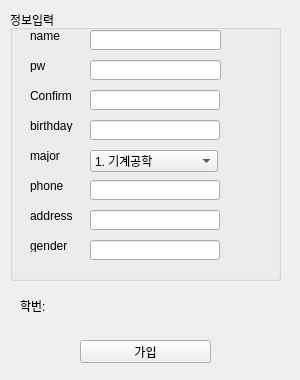
First picture: the form in project/signup.ui, repository Tarel-IoT-PK/Campus, before the edit.
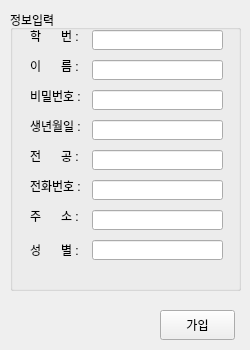
Second picture: the form after the edit.

```diff
--- a/project/signup.ui
+++ b/project/signup.ui
@@ -6,20 +6,20 @@
    <rect>
     <x>0</x>
     <y>0</y>
-    <width>300</width>
-    <height>380</height>
+    <width>250</width>
+    <height>350</height>
    </rect>
   </property>
-  <property name="sizePolicy">
-   <sizepolicy hsizetype="Fixed" vsizetype="Fixed">
-    <horstretch>0</horstretch>
-    <verstretch>0</verstretch>
-   </sizepolicy>
-  </property>
   <property name="minimumSize">
    <size>
-    <width>300</width>
-    <height>380</height>
+    <width>250</width>
+    <height>350</height>
+   </size>
+  </property>
+  <property name="maximumSize">
+   <size>
+    <width>250</width>
+    <height>350</height>
    </size>
   </property>
   <property name="windowTitle">
@@ -30,8 +30,8 @@
     <rect>
      <x>10</x>
      <y>10</y>
-     <width>271</width>
-     <height>271</height>
+     <width>231</width>
+     <height>281</height>
     </rect>
    </property>
    <property name="title">
@@ -41,13 +41,13 @@
     <property name="geometry">
      <rect>
       <x>20</x>
-      <y>230</y>
+      <y>234</y>
       <width>56</width>
       <height>12</height>
      </rect>
     </property>
     <property name="text">
-     <string>gender</string>
+     <string>성      별 :</string>
     </property>
    </widget>
    <widget class="QLabel" name="label_3">
@@ -60,20 +60,20 @@
      </rect>
     </property>
     <property name="text">
-     <string>major</string>
+     <string>전      공 :</string>
     </property>
    </widget>
    <widget class="QLabel" name="label">
     <property name="geometry">
      <rect>
       <x>20</x>
-      <y>20</y>
+      <y>50</y>
       <width>56</width>
       <height>12</height>
      </rect>
     </property>
     <property name="text">
-     <string>name</string>
+     <string>이      름 :</string>
     </property>
    </widget>
    <widget class="QLabel" name="label_4">
@@ -86,20 +86,20 @@
      </rect>
     </property>
     <property name="text">
-     <string>phone</string>
+     <string>전화번호 :</string>
     </property>
    </widget>
    <widget class="QLabel" name="label_2">
     <property name="geometry">
      <rect>
       <x>20</x>
-      <y>50</y>
+      <y>80</y>
       <width>56</width>
       <height>12</height>
      </rect>
     </property>
     <property name="text">
-     <string>pw</string>
+     <string>비밀번호 :</string>
     </property>
    </widget>
    <widget class="QLabel" name="label_5">
@@ -112,14 +112,14 @@
      </rect>
     </property>
     <property name="text">
-     <string>address</string>
+     <string>주      소 :</string>
     </property>
    </widget>
    <widget class="QLineEdit" name="txtname">
     <property name="geometry">
      <rect>
-      <x>80</x>
-      <y>20</y>
+      <x>82</x>
+      <y>50</y>
       <width>131</width>
       <height>20</height>
      </rect>
@@ -128,8 +128,18 @@
    <widget class="QLineEdit" name="txtpasswd">
     <property name="geometry">
      <rect>
-      <x>80</x>
-      <y>50</y>
+      <x>82</x>
+      <y>80</y>
+      <width>131</width>
+      <height>20</height>
+     </rect>
+    </property>
+   </widget>
+   <widget class="QLineEdit" name="txtmajor">
+    <property name="geometry">
+     <rect>
+      <x>82</x>
+      <y>140</y>
       <width>131</width>
       <height>20</height>
      </rect>
@@ -138,9 +148,9 @@
    <widget class="QLineEdit" name="txtphone">
     <property name="geometry">
      <rect>
-      <x>80</x>
+      <x>82</x>
       <y>170</y>
-      <width>130</width>
+      <width>131</width>
       <height>20</height>
      </rect>
     </property>
@@ -148,9 +158,9 @@
    <widget class="QLineEdit" name="txtaddress">
     <property name="geometry">
      <rect>
-      <x>80</x>
+      <x>82</x>
       <y>200</y>
-      <width>130</width>
+      <width>131</width>
       <height>20</height>
      </rect>
     </property>
@@ -158,9 +168,9 @@
    <widget class="QLineEdit" name="txtgender">
     <property name="geometry">
      <rect>
-      <x>80</x>
+      <x>82</x>
       <y>230</y>
-      <width>130</width>
+      <width>131</width>
       <height>20</height>
      </rect>
     </property>
@@ -168,9 +178,9 @@
    <widget class="QLineEdit" name="txtbirthday">
     <property name="geometry">
      <rect>
-      <x>80</x>
+      <x>82</x>
       <y>110</y>
-      <width>130</width>
+      <width>131</width>
       <height>20</height>
      </rect>
     </property>
@@ -185,97 +195,46 @@
      </rect>
     </property>
     <property name="text">
-     <string>birthday</string>
+     <string>생년월일 :</string>
+    </property>
+   </widget>
+   <widget class="QLineEdit" name="txtId">
+    <property name="geometry">
+     <rect>
+      <x>82</x>
+      <y>20</y>
+      <width>131</width>
+      <height>20</height>
+     </rect>
     </property>
    </widget>
    <widget class="QLabel" name="label_8">
     <property name="geometry">
      <rect>
       <x>20</x>
-      <y>80</y>
+      <y>20</y>
       <width>56</width>
       <height>12</height>
      </rect>
     </property>
     <property name="text">
-     <string>Confirm</string>
+     <string>학      번 :</string>
     </property>
    </widget>
-   <widget class="QLineEdit" name="txtpasswd_2">
-    <property name="geometry">
-     <rect>
-      <x>80</x>
-      <y>80</y>
-      <width>130</width>
-      <height>20</height>
-     </rect>
-    </property>
-    <property name="text">
-     <string/>
-    </property>
-   </widget>
-   <widget class="QComboBox" name="majorBox">
-    <property name="geometry">
-     <rect>
-      <x>80</x>
-      <y>140</y>
-      <width>128</width>
-      <height>22</height>
-     </rect>
-    </property>
-    <item>
-     <property name="text">
-      <string>1. 기계공학</string>
-     </property>
-    </item>
-    <item>
-     <property name="text">
-      <string>2. 수학</string>
-     </property>
-    </item>
-    <item>
-     <property name="text">
-      <string>3. 경영학</string>
-     </property>
-    </item>
-    <item>
-     <property name="text">
-      <string>4. 전기공학</string>
-     </property>
-    </item>
-    <item>
-     <property name="text">
-      <string>5. 일어일문학</string>
-     </property>
-    </item>
-   </widget>
   </widget>
   <widget class="QPushButton" name="btnSignUp">
    <property name="geometry">
     <rect>
-     <x>80</x>
-     <y>340</y>
-     <width>131</width>
-     <height>23</height>
+     <x>160</x>
+     <y>310</y>
+     <width>75</width>
+     <height>30</height>
     </rect>
    </property>
    <property name="text">
     <string>가입</string>
    </property>
   </widget>
-  <widget class="QLabel" name="label_9">
-   <property name="geometry">
-    <rect>
-     <x>20</x>
-     <y>300</y>
-     <width>56</width>
-     <height>12</height>
-    </rect>
-   </property>
-   <property name="text">
-    <string>학번:</string>
-   </property>
-  </widget>
  </widget>
  <tabstops>
   <tabstop>btnSignUp</tabstop>
```
Left out of the diff: 7 changed lines with no effect on the pictures.
